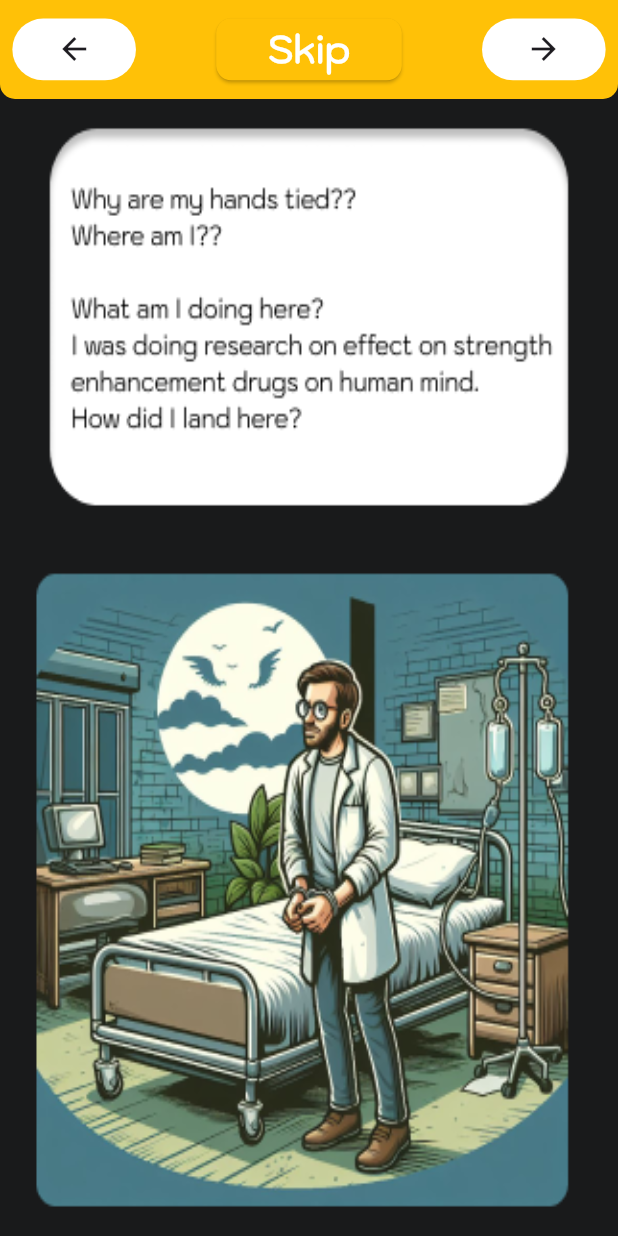
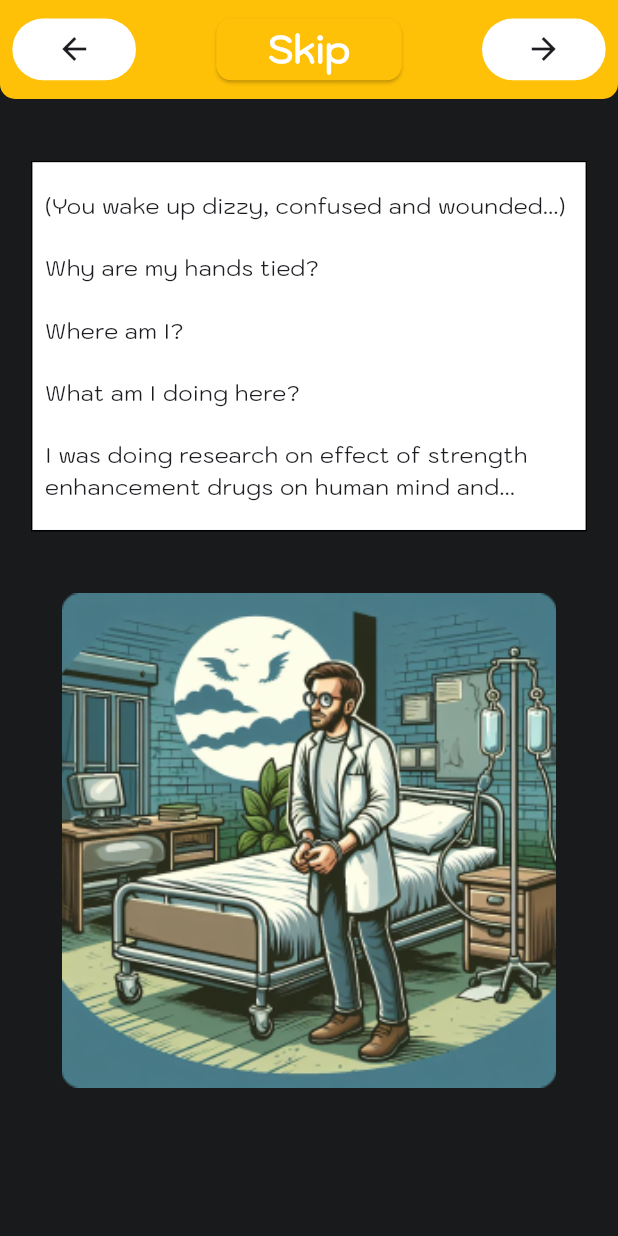
Before and after one commit to RohitBB3010/cipher_scape, a Flutter app: the Level1Carousel screen opened by its route, on a phone screen of 412 x 824 dp. Run offline on Flutter 3.47's test engine with Material 3 defaults, Android fonts, the phone set to English and light mode, and no system bars; drawn by our look-alikes of auto_size_text, carousel_slider; our stand-ins replace animated_text_kit, circular_countdown_timer, cloud_firestore, firebase_auth, firebase_core, flutter_bloc and 4 more; missing offline and left inert: flutter_shakemywidget; accounts and stored records are empty.

Commit message:
Optimized quality for level1 assets

```diff
--- a/lib/consts/assets_consts.dart
+++ b/lib/consts/assets_consts.dart
@@ -1,13 +1,13 @@
 class AssetConsts {
   List<String> level1BeforeAssets = [
     'assets/level_assets/l1_b/l1_b1.png',
-    'assets/level_assets/l1_a/l1_b2.png',
-    'assets/level_assets/l1_a/l1_b3.png',
-    'assets/level_assets/l1_a/l1_b3.png',
-    'assets/level_assets/l1_a/l1_b3.png',
-    'assets/level_assets/l1_a/l1_b4.png',
-    'assets/level_assets/l1_a/l1_b4.png',
-    'assets/level_assets/l1_a/l1_b5.png',
+    'assets/level_assets/l1_b/l1_b2.png',
+    'assets/level_assets/l1_b/l1_b3.png',
+    'assets/level_assets/l1_b/l1_b3.png',
+    'assets/level_assets/l1_b/l1_b3.png',
+    'assets/level_assets/l1_b/l1_b4.png',
+    'assets/level_assets/l1_b/l1_b4.png',
+    'assets/level_assets/l1_b/l1_b5.png',
   ];
 
   List<String> level1AfterAssets = ['assets/level_assets/l1_a/l1_a1.png'];
--- a/lib/consts/level_strings.dart
+++ b/lib/consts/level_strings.dart
@@ -14,6 +14,43 @@ class LevelStrings {
       '"Minatus will never stop"',
       "Who's minatus?",
       '(Your head starts hurting, your memories flooding back...)'
+    ],
+    [
+      'Few weeks back I was recruited by an elite invite only research organisation',
+      'I joined them and immediately felt something was wrong..',
+      'I knew they were hiding something from me..',
+      'And I finally caught them doing illegal human experiments'
+    ],
+    [
+      'They were working a drug that would turn a person in a killing machine',
+      'A killing machine that feels no remorse, no moral compass to stop it from committing horrendous crimes',
+      'I had gathered just enough evidence to get them arrested and called the police.',
+      'But before I could do anything, they injected me with something and now here I am',
+    ],
+    [
+      'But why would they leave me alive? Proably because police would arive soon and they had evidence to get rid of',
+      'But right now my first priority should be to get out of here',
+      'What did they inject me with?',
+      '(Searches around and finds a tube..)'
+    ],
+    [
+      'This is Xyloparalysis, a poison that kills a person within 3 hours of being injected',
+      'Xyloparalysis makes your limbs numb in 2 hours of ingesting the poison,your brain slows down after 2.5 hours',
+      'And after 3 hours, en route heaven....'
+    ],
+    [
+      "There's an antidote on the lab on the 3rd floor. But I need to get there before my legs stop working.. And considering I'm already feeling weak",
+      'I guess I only have 10 minutes to get the anecdote and help myself'
+    ],
+    [
+      '(You run to the 3rd floor, everything is abandoned and destroyed)',
+      'You get to the lab, but the door is locked',
+      'You need to solve a puzzle to unlock the door and save your life...'
     ]
   ];
+
+  List<String> level1After = [
+    "You stepped into a ravaged lab, a mere shadow of it's former self..",
+    "The lab was a mess of broken equipment and scorched walls, a far cry from it's orderliness.."
+  ];
 }
--- a/lib/screens/levels/level_1/level_1_carousel.dart
+++ b/lib/screens/levels/level_1/level_1_carousel.dart
@@ -1,5 +1,5 @@
 import 'package:auto_size_text/auto_size_text.dart';
-import 'package:carousel_slider/carousel_controller.dart';
+
 import 'package:carousel_slider/carousel_slider.dart';
 import 'package:cipher_affair/components/custom_button.dart';
 import 'package:cipher_affair/components/custom_icon_button.dart';
@@ -9,7 +9,6 @@ import 'package:cipher_affair/consts/level_strings.dart';
 import 'package:cipher_affair/consts/spacing_consts.dart';
 import 'package:cipher_affair/screens/levels/level_1/level_1_page.dart';
 import 'package:flutter/material.dart';
-import 'package:just_audio/just_audio.dart';
 
 class Level1Carousel extends StatefulWidget {
   const Level1Carousel({super.key});
@@ -19,10 +18,93 @@ class Level1Carousel extends StatefulWidget {
 }
 
 class _Level1CarouselState extends State<Level1Carousel> {
-  List<int> levels = [1, 2, 3, 4, 5, 6, 7, 8];
+  // List<int> levels = [1, 2, 3, 4, 5, 6, 7, 8];
+  // CarouselController buttonCarouselController = CarouselController();
+  // int currentPage = 0;
+  // late AudioPlayer audioPlayer;
+
+  // @override
+  // Widget build(BuildContext context) {
+  //   return SafeArea(
+  //       child: Scaffold(
+  //     backgroundColor: primary_3,
+  //     appBar: AppBar(
+  //       toolbarHeight: MediaQuery.of(context).size.height * 0.08,
+  //       leadingWidth: MediaQuery.of(context).size.width,
+  //       leading: Row(
+  //         mainAxisAlignment: MainAxisAlignment.spaceBetween,
+  //         children: [
+  //           CustomIconButton(
+  //             iconData: Icons.arrow_back,
+  //             width: 0.2,
+  //             height: 0.05,
+  //             onPressed: () {
+  //               buttonCarouselController.previousPage();
+  //             },
+  //           ),
+  //           CustomButton(
+  //             buttonHeight: 0.05,
+  //             buttonWidth: 0.3,
+  //             buttonText: currentPage == 7 ? 'Start' : 'Skip',
+  //             onPressed: () {
+  //               Navigator.push(
+  //                   context,
+  //                   MaterialPageRoute(
+  //                       builder: (context) => const Level1Page()));
+  //             },
+  //           ),
+  //           CustomIconButton(
+  //             iconData: Icons.arrow_forward,
+  //             width: 0.2,
+  //             height: 0.05,
+  //             onPressed: () {
+  //               buttonCarouselController.nextPage();
+  //             },
+  //           )
+  //         ],
+  //       ),
+  //       shape: const RoundedRectangleBorder(
+  //           borderRadius: BorderRadius.only(
+  //               bottomLeft: Radius.circular(10),
+  //               bottomRight: Radius.circular(10))),
+  //       backgroundColor: Colors.amber,
+  //     ),
+  //     body: Container(
+  //       child: CarouselSlider(
+  //         items: levels.map((carouselItem) {
+  //           return Container(
+  //             width: MediaQuery.of(context).size.width,
+  //             height: MediaQuery.of(context).size.height * 0.6,
+  //             decoration: BoxDecoration(
+  //                 image: DecorationImage(
+  //                     image: AssetImage(
+  //                         'assets/carousel/level_1_carousel_before/slide_$carouselItem.png'),
+  //                     fit: BoxFit.fill)),
+  //           );
+  //         }).toList(),
+  //         carouselController: buttonCarouselController,
+  //         options: CarouselOptions(
+  //             onPageChanged: (index, reason) {
+  //               currentPage = index;
+  //               setState(() {});
+  //             },
+  //             autoPlay: true,
+  //             height: MediaQuery.of(context).size.height,
+  //             enableInfiniteScroll: false,
+  //             viewportFraction: 1,
+  //             reverse: false,
+  //             autoPlayInterval: const Duration(milliseconds: 10000),
+  //             aspectRatio: MediaQuery.of(context).size.width /
+  //                 MediaQuery.of(context).size.height,
+  //             enlargeCenterPage: false,
+  //             padEnds: false),
+  //       ),
+  //     ),
+  //   ));
+  // }
+
   CarouselController buttonCarouselController = CarouselController();
   int currentPage = 0;
-  late AudioPlayer audioPlayer;
 
   @override
   Widget build(BuildContext context) {
@@ -71,19 +153,15 @@ class _Level1CarouselState extends State<Level1Carousel> {
           backgroundColor: Colors.amber,
         ),
         body: Container(
+          padding: EdgeInsets.symmetric(
+              horizontal: MediaQuery.of(context).size.width * 0.05,
+              vertical: MediaQuery.of(context).size.height * 0.05),
           child: CarouselSlider(
-          items: levels.map((carouselItem) {
-            return Container(
-              width: MediaQuery.of(context).size.width,
-              height: MediaQuery.of(context).size.height * 0.6,
-              decoration: BoxDecoration(
-                  image: DecorationImage(
-                      image: AssetImage(
-                          'assets/carousel/level_1_carousel_before/slide_$carouselItem.png'),
-                      fit: BoxFit.fill)),
-            );
+            carouselController: buttonCarouselController,
+            items: LevelStrings().level1Before.map((carouselItem) {
+              return carouselItemWidget(
+                  carouselItem, AssetConsts().level1BeforeAssets[currentPage]);
             }).toList(),
-          carouselController: buttonCarouselController,
             options: CarouselOptions(
                 onPageChanged: (index, reason) {
                   currentPage = index;
@@ -101,119 +179,41 @@ class _Level1CarouselState extends State<Level1Carousel> {
                 padEnds: false),
           ),
         ),
-    ));
+      ),
+    );
   }
 
-  // CarouselController carouselController = CarouselController();
-  // int currentPage = 0;
-
-  // @override
-  // Widget build(BuildContext context) {
-  //   return SafeArea(
-  //     child: Scaffold(
-  //       backgroundColor: primary_3,
-  //       appBar: AppBar(
-  //         toolbarHeight: MediaQuery.of(context).size.height * 0.08,
-  //         leadingWidth: MediaQuery.of(context).size.width,
-  //         leading: Row(
-  //           mainAxisAlignment: MainAxisAlignment.spaceBetween,
-  //           children: [
-  //             CustomIconButton(
-  //               iconData: Icons.arrow_back,
-  //               width: 0.2,
-  //               height: 0.05,
-  //               onPressed: () {
-  //                 carouselController.previousPage();
-  //               },
-  //             ),
-  //             CustomButton(
-  //               buttonHeight: 0.05,
-  //               buttonWidth: 0.3,
-  //               buttonText: currentPage == 7 ? 'Start' : 'Skip',
-  //               onPressed: () {
-  //                 Navigator.push(
-  //                     context,
-  //                     MaterialPageRoute(
-  //                         builder: (context) => const Level1Page()));
-  //               },
-  //             ),
-  //             CustomIconButton(
-  //               iconData: Icons.arrow_forward,
-  //               width: 0.2,
-  //               height: 0.05,
-  //               onPressed: () {
-  //                 carouselController.nextPage();
-  //               },
-  //             )
-  //           ],
-  //         ),
-  //         shape: const RoundedRectangleBorder(
-  //             borderRadius: BorderRadius.only(
-  //                 bottomLeft: Radius.circular(10),
-  //                 bottomRight: Radius.circular(10))),
-  //         backgroundColor: Colors.amber,
-  //       ),
-  //       body: Container(
-  //         padding: EdgeInsets.symmetric(
-  //             horizontal: MediaQuery.of(context).size.width * 0.05,
-  //             vertical: MediaQuery.of(context).size.height * 0.05),
-  //         child: CarouselSlider(
-  //           items: LevelStrings().level1Before.map((carouselItem) {
-  //             return carouselItemWidget(
-  //                 carouselItem, AssetConsts().level1BeforeAssets[currentPage]);
-  //           }).toList(),
-  //           options: CarouselOptions(
-  //               onPageChanged: (index, reason) {
-  //                 currentPage = index;
-  //                 setState(() {});
-  //               },
-  //               autoPlay: true,
-  //               height: MediaQuery.of(context).size.height,
-  //               enableInfiniteScroll: false,
-  //               viewportFraction: 1,
-  //               reverse: false,
-  //               autoPlayInterval: const Duration(milliseconds: 10000),
-  //               aspectRatio: MediaQuery.of(context).size.width /
-  //                   MediaQuery.of(context).size.height,
-  //               enlargeCenterPage: false,
-  //               padEnds: false),
-  //         ),
-  //       ),
-  //     ),
-  //   );
-  // }
-
-  // Widget carouselItemWidget(List<String> itemStrings, String imagePath) {
-  //   return Column(
-  //     children: [
-  //       Container(
-  //         padding: EdgeInsets.symmetric(
-  //             horizontal: MediaQuery.of(context).size.width * 0.02,
-  //             vertical: MediaQuery.of(context).size.height * 0.01),
-  //         height: MediaQuery.of(context).size.height * 0.3,
-  //         decoration: BoxDecoration(
-  //             color: Colors.white, border: Border.all(color: Colors.black)),
-  //         child: Column(
-  //           crossAxisAlignment: CrossAxisAlignment.start,
-  //           mainAxisAlignment: MainAxisAlignment.spaceAround,
-  //           children: itemStrings.map((stringItem) {
-  //             return AutoSizeText(
-  //               stringItem,
-  //               maxLines: 2,
-  //               style: const TextStyle(fontFamily: 'Kod', fontSize: 15.0),
-  //             );
-  //           }).toList(),
-  //         ),
-  //       ),
-  //       SpacingConsts().mediumHeightBetweenFields(context),
-  //       SizedBox(
-  //         height: MediaQuery.of(context).size.height * 0.4,
-  //         child: Image.asset(
-  //           imagePath,
-  //           fit: BoxFit.contain,
-  //         ),
-  //       )
-  //     ],
-  //   );
-  // }
+  Widget carouselItemWidget(List<String> itemStrings, String imagePath) {
+    return Column(
+      children: [
+        Container(
+          padding: EdgeInsets.symmetric(
+              horizontal: MediaQuery.of(context).size.width * 0.02,
+              vertical: MediaQuery.of(context).size.height * 0.01),
+          height: MediaQuery.of(context).size.height * 0.3,
+          decoration: BoxDecoration(
+              color: Colors.white, border: Border.all(color: Colors.black)),
+          child: Column(
+            crossAxisAlignment: CrossAxisAlignment.start,
+            mainAxisAlignment: MainAxisAlignment.spaceAround,
+            children: itemStrings.map((stringItem) {
+              return AutoSizeText(
+                stringItem,
+                maxLines: 3,
+                style: const TextStyle(fontFamily: 'Kod', fontSize: 15.0),
+              );
+            }).toList(),
+          ),
+        ),
+        SpacingConsts().mediumHeightBetweenFields(context),
+        SizedBox(
+          height: MediaQuery.of(context).size.height * 0.4,
+          child: Image.asset(
+            imagePath,
+            fit: BoxFit.contain,
+          ),
+        )
+      ],
+    );
   }
+}
--- a/lib/screens/levels/level_1/puzzle_unlocked.dart
+++ b/lib/screens/levels/level_1/puzzle_unlocked.dart
@@ -1,6 +1,11 @@
+import 'package:auto_size_text/auto_size_text.dart';
 import 'package:cipher_affair/components/custom_button.dart';
+import 'package:cipher_affair/consts/assets_consts.dart';
 import 'package:cipher_affair/consts/colors.dart';
+import 'package:cipher_affair/consts/level_strings.dart';
+import 'package:cipher_affair/consts/spacing_consts.dart';
 import 'package:flutter/material.dart';
+import 'package:flutter/widgets.dart';
 import 'package:flutter_svg/svg.dart';
 
 class PuzzleUnlocked extends StatelessWidget {
@@ -28,11 +33,36 @@ class PuzzleUnlocked extends StatelessWidget {
           padding: EdgeInsets.symmetric(
             horizontal: MediaQuery.of(context).size.width * 0.05,
           ),
-          width: double.infinity,
-          height: double.infinity,
-          child: Image.asset(
-            'assets/carousel/level_1_carousel_after/Level_1_After_1.png',
-            fit: BoxFit.fill,
+          child: Column(
+            children: [
+              Container(
+                padding: EdgeInsets.symmetric(
+                    horizontal: MediaQuery.of(context).size.width * 0.02,
+                    vertical: MediaQuery.of(context).size.height * 0.01),
+                height: MediaQuery.of(context).size.height * 0.25,
+                decoration: BoxDecoration(
+                    color: Colors.white,
+                    border: Border.all(color: Colors.black)),
+                child: Column(
+                  crossAxisAlignment: CrossAxisAlignment.center,
+                  mainAxisAlignment: MainAxisAlignment.spaceBetween,
+                  children: LevelStrings().level1After.map((stringItem) {
+                    return AutoSizeText(
+                      stringItem,
+                      style: const TextStyle(fontSize: 20.0, fontFamily: 'Kod'),
+                    );
+                  }).toList(),
+                ),
+              ),
+              SpacingConsts().smallHeightBetweenFields(context),
+              SizedBox(
+                height: MediaQuery.of(context).size.height * 0.55,
+                child: Image.asset(
+                  AssetConsts().level1AfterAssets.first,
+                  fit: BoxFit.contain,
+                ),
+              )
+            ],
           ),
         ),
       ),
--- a/pubspec.yaml
+++ b/pubspec.yaml
@@ -60,7 +60,7 @@ flutter:
     - assets/music/
     - assets/carousel/level_1_carousel_after/
     - assets/carousel/level_2_carousel_after/
-    - assets/level_assets/1_b
+    - assets/level_assets/l1_b/
     - assets/level_assets/l1_a/
 
 
```
Lines whose indentation alone changed are shown as unchanged.
